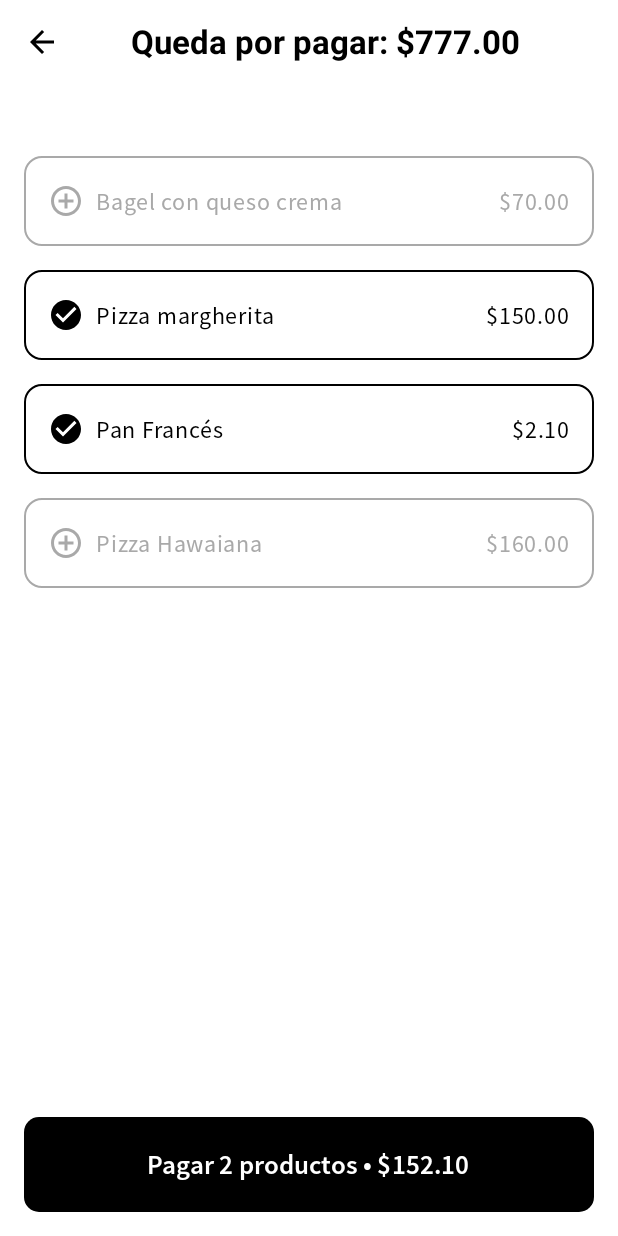
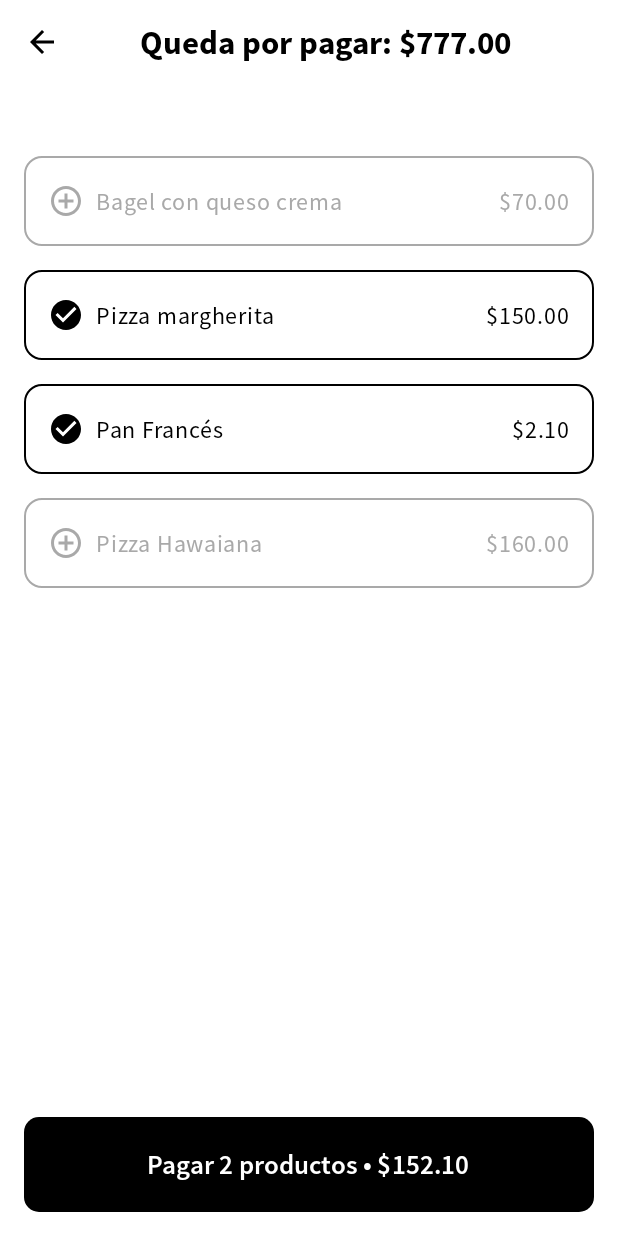
Before and after one commit to Joseamica/AvoqadoPOS, an Android app built with Jetpack Compose: the @Preview function PreivewSplitByProduct, on a phone screen of 412 x 824 dp. Run offline under Robolectric (Android 15) with nearby library versions, the phone set to English and light mode, and no system bars; Roboto replaces fonts that are not available here.

Commit message:
fix: mejora de padding y text style

```diff
--- a/app/src/main/java/com/avoqado/pos/core/presentation/components/SelectableItemRow.kt
+++ b/app/src/main/java/com/avoqado/pos/core/presentation/components/SelectableItemRow.kt
@@ -19,6 +19,7 @@ import androidx.compose.ui.Alignment
 import androidx.compose.ui.Modifier
 import androidx.compose.ui.graphics.Color
 import androidx.compose.ui.res.painterResource
+import androidx.compose.ui.text.style.TextOverflow
 import androidx.compose.ui.tooling.preview.Preview
 import androidx.compose.ui.unit.dp
 import com.avoqado.pos.R
@@ -82,7 +83,9 @@ fun<T> SelectableItemRow(
                     text = label,
                     style = MaterialTheme.typography.bodyMedium.copy(
                         color = baseColor
-                    )
+                    ),
+                    maxLines = 1,
+                    overflow = TextOverflow.Ellipsis
                 )
             }
 
@@ -92,6 +95,7 @@ fun<T> SelectableItemRow(
                     verticalAlignment = Alignment.CenterVertically,
                     horizontalArrangement = Arrangement.End,
                 ) {
+                    Spacer(modifier = Modifier.width(8.dp))
                     Text(
                         it,
                         style = MaterialTheme.typography.bodyMedium.copy(
--- a/app/src/main/java/com/avoqado/pos/features/management/presentation/tableDetail/TableDetailScreen.kt
+++ b/app/src/main/java/com/avoqado/pos/features/management/presentation/tableDetail/TableDetailScreen.kt
@@ -116,7 +116,7 @@ private fun TableDetailContent(
             }
         } else {
             Column(
-                modifier = Modifier,
+                modifier = Modifier.padding(16.dp),
                 horizontalAlignment = Alignment.CenterHorizontally,
                 verticalArrangement = Arrangement.SpaceBetween
             ) {
@@ -143,8 +143,7 @@ private fun TableDetailContent(
 
                 Column(
                     modifier = Modifier
-                        .fillMaxWidth()
-                        .padding(horizontal = 30.dp),
+                        .fillMaxWidth(),
                     horizontalAlignment = Alignment.CenterHorizontally
                 ) {
                     GenericOptionsUI(
--- a/app/src/main/java/com/avoqado/pos/features/management/presentation/tableDetail/components/GenericOptions.kt
+++ b/app/src/main/java/com/avoqado/pos/features/management/presentation/tableDetail/components/GenericOptions.kt
@@ -74,7 +74,6 @@ fun GenericOptionCard(
 ) {
     Card(
         modifier = modifier
-            .padding(8.dp)
             .clickable {
                 onClick()
             },
--- a/app/src/main/java/com/avoqado/pos/ui/screen/ToolbarWithIcon.kt
+++ b/app/src/main/java/com/avoqado/pos/ui/screen/ToolbarWithIcon.kt
@@ -7,6 +7,7 @@ import androidx.compose.foundation.layout.padding
 import androidx.compose.material.IconButton
 import androidx.compose.material.TopAppBar
 import androidx.compose.material3.Icon
+import androidx.compose.material3.MaterialTheme
 import androidx.compose.runtime.Composable
 import androidx.compose.ui.Alignment
 import androidx.compose.ui.Modifier
@@ -39,9 +40,7 @@ fun ToolbarWithIcon(
                         .align(Alignment.Center)
                         .padding(end = if (showSecondIcon) 46.dp else 0.dp),
                     text = title,
-                    style = TextStyle(
-                        fontSize = 22.sp, fontWeight = FontWeight.Bold, color = Color.Black
-                    )
+                    style = MaterialTheme.typography.titleSmall
                 )
             }
         },
```
Also changed, not shown: app/src/main/java/com/avoqado/pos/core/presentation/theme/Type.kt (+7 -0 lines).
